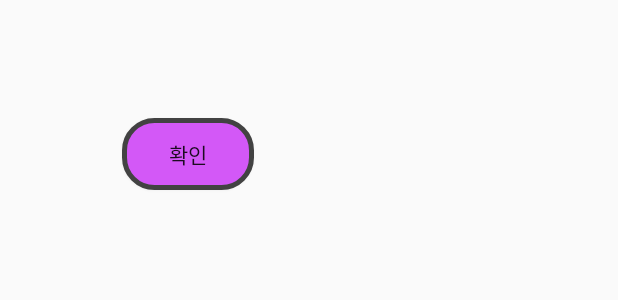
After one commit to suteeee/RecycleApp, an Android app: the layout fragment_alert.xml on its own in the app's theme, with its tools: preview values and no code run, on a phone screen of 412 x 824 dp. The commit adds this screen. Shown: the top 300 px of the screen. Run offline under Robolectric (Android 15) with nearby library versions, the phone set to English and light mode, and no system bars.

```diff
--- /dev/null
+++ b/app/src/main/res/layout/fragment_alert.xml
@@ -0,0 +1,43 @@
+<layout xmlns:android="http://schemas.android.com/apk/res/android"
+    xmlns:app="http://schemas.android.com/apk/res-auto"
+    xmlns:tools="http://schemas.android.com/tools">
+
+    <data>
+        <variable
+            name="viewmodel"
+            type="com.kt.recycleapp.kotlin.viewmodel.AlertViewModel" />
+
+    </data>
+
+    <androidx.constraintlayout.widget.ConstraintLayout
+        android:id="@+id/alert_layout"
+        android:layout_width="250dp"
+        android:layout_height="150dp"
+        tools:context="com.kt.recycleapp.kotlin.fragment.AlertFragment">
+
+        <TextView
+            android:id="@+id/alert_tv"
+            android:layout_width="wrap_content"
+            android:layout_height="wrap_content"
+            android:fontFamily="@font/font1"
+            android:gravity="center"
+            android:textColor="@color/black"
+            android:textSize="24sp"
+            android:text="@{viewmodel.str}"
+            app:layout_constraintBottom_toTopOf="@+id/Alert_btn"
+            app:layout_constraintEnd_toEndOf="parent"
+            app:layout_constraintStart_toStartOf="parent"
+            app:layout_constraintTop_toTopOf="parent" />
+
+        <Button
+            android:id="@+id/Alert_btn"
+            android:layout_width="wrap_content"
+            android:layout_height="wrap_content"
+            android:background="@drawable/common_buttom_design"
+            android:text="확인"
+            app:layout_constraintBottom_toBottomOf="parent"
+            app:layout_constraintEnd_toEndOf="parent"
+            app:layout_constraintStart_toStartOf="parent"
+            app:layout_constraintTop_toBottomOf="@+id/alert_tv" />
+    </androidx.constraintlayout.widget.ConstraintLayout>
+</layout>
```
Also changed, not shown: app/src/main/java/com/kt/recycleapp/kotlin/fragment/AlertFragment.kt (added, +42 -0 lines), app/src/main/java/com/kt/recycleapp/kotlin/fragment/MainFragment.kt (+8 -4 lines), app/src/main/java/com/kt/recycleapp/kotlin/fragment/MultyAddFragment.kt (+9 -2 lines), app/src/main/java/com/kt/recycleapp/kotlin/viewmodel/AlertViewModel.kt (added, +9 -0 lines), app/src/main/java/com/kt/recycleapp/model/DatabaseReadModel.kt (+13 -9 lines).
